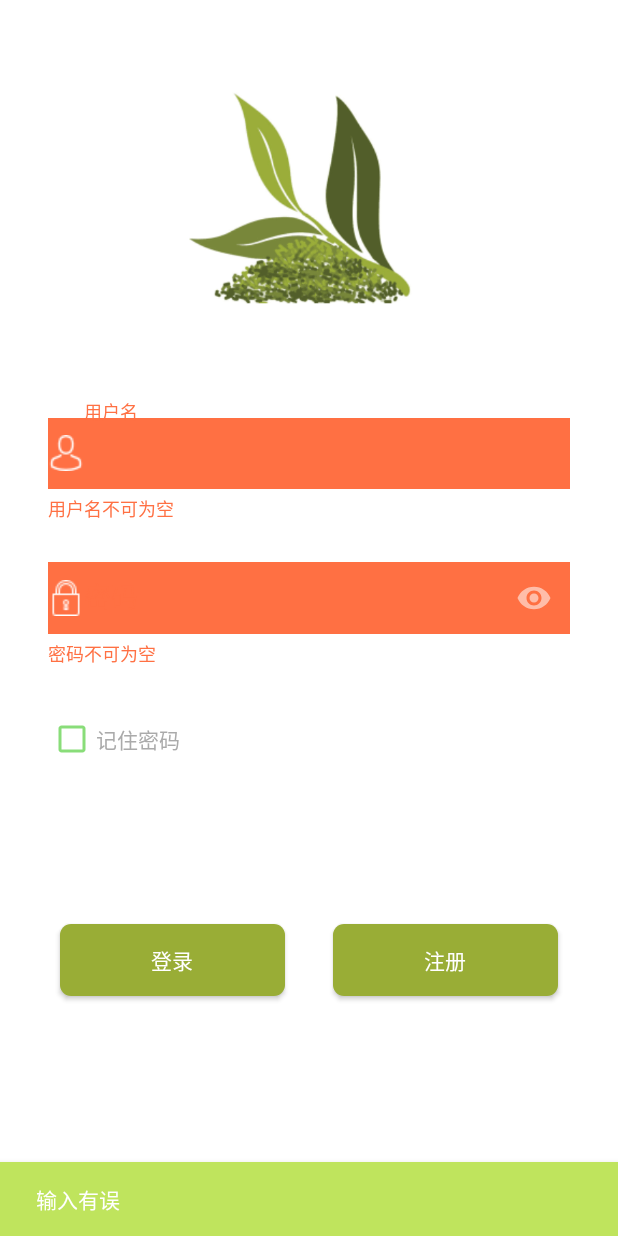
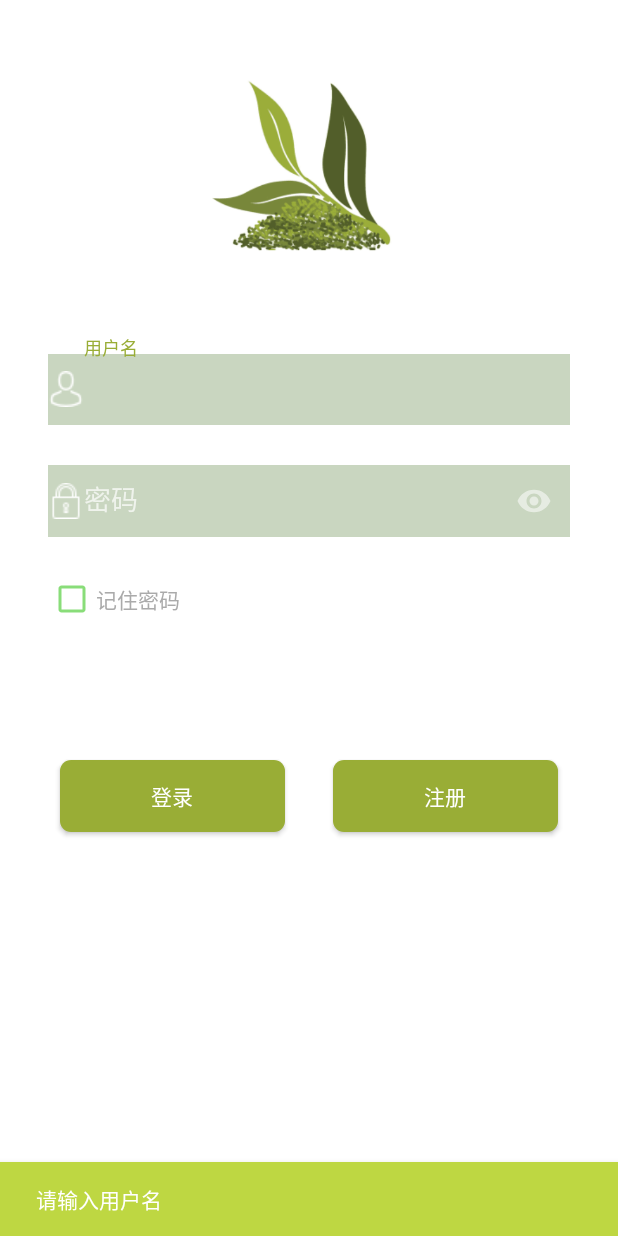
Before and after one commit to LostFrover/Food, an Android app: the screen it shows after launch (MainActivity), after a tap on "登录", on a phone screen of 412 x 824 dp. Run offline under Robolectric (Android 15) with nearby library versions, the phone set to English and light mode, and no system bars.

Commit message:
界面小改动

```diff
--- a/LoginAndSignup/app/src/main/java/ir/mhkz/loginandsignup/MainActivity.java
+++ b/LoginAndSignup/app/src/main/java/ir/mhkz/loginandsignup/MainActivity.java
@@ -37,6 +37,9 @@ public class MainActivity extends AppCompatActivity {
     private SharedPreferences sharedPreferences;
     private SharedPreferences.Editor editor;
     //用于记住密码
+
+    private boolean uflag = true;
+    private boolean pflag = true;
 
     @Override
     protected void onCreate(Bundle savedInstanceState) {
@@ -85,24 +88,13 @@ public class MainActivity extends AppCompatActivity {
                 String remname="",rempassword="";//记录用户名密码
 
                 if (username.getText().toString().trim().isEmpty()) {
-
-                    Snackbar snackbar = Snackbar.make(view, "输入有误",
-                            Snackbar.LENGTH_LONG);
-                    View snackbarView = snackbar.getView();
-                    snackbarView.setBackgroundColor(getResources().getColor(R.color.wrong));
-                    snackbar.show();
-                    txtInLayoutUsername.setError("用户名不可为空");
+                    uflag = false;
                 } else {
                     //记住用户名
                     remname=username.getText().toString();
                 }
                 if (password.getText().toString().trim().isEmpty()) {
-                    Snackbar snackbar = Snackbar.make(view, "输入有误",
-                            Snackbar.LENGTH_LONG);
-                    View snackbarView = snackbar.getView();
-                    snackbarView.setBackgroundColor(getResources().getColor(R.color.wrong));
-                    snackbar.show();
-                    txtInLayoutPassword.setError("密码不可为空");
+                    pflag = false;
                 } else {
                     //记住密码
                     rempassword=password.getText().toString();
@@ -117,6 +109,25 @@ public class MainActivity extends AppCompatActivity {
                     editor.clear();
                 }
                 editor.apply();
+
+                //用户名或密码为空的时候的提示
+                if(uflag == false ){
+                    Snackbar snackbar = Snackbar.make(view, "请输入用户名",
+                            Snackbar.LENGTH_LONG);
+                    View snackbarView = snackbar.getView();
+                    snackbarView.setBackgroundColor(getResources().getColor(R.color.wrong));
+                    snackbar.show();
+                    uflag = true;
+                }
+                else if(uflag != false&&pflag == false){
+                    Snackbar snackbar = Snackbar.make(view, "请输入密码",
+                            Snackbar.LENGTH_LONG);
+                    View snackbarView = snackbar.getView();
+                    snackbarView.setBackgroundColor(getResources().getColor(R.color.wrong));
+                    snackbar.show();
+                    pflag = true;
+                }
+
                 //之后post用户名与密码，比对数据库后返回结果
                 //服务器访问接口  ip:端口(3389)?内容
 
@@ -136,7 +147,6 @@ public class MainActivity extends AppCompatActivity {
                     e.printStackTrace();
                 }
 
-
                 if(username.getText().toString().equals("aaa")&&
                     password.getText().toString().equals("aaa"))
                 {
@@ -144,15 +154,11 @@ public class MainActivity extends AppCompatActivity {
                     Intent intent = new Intent(MainActivity.this, HomePage.class);
                     startActivity(intent);
                     MainActivity.this.finish();
-
-
                 }
             }
 
         });
     }
-
-
 
     //注册监听器
     private void ClickSignUp() {
@@ -229,8 +235,6 @@ public class MainActivity extends AppCompatActivity {
             }
         });
 
-
-
     }
 
 
--- a/LoginAndSignup/app/src/main/res/layout/activity_main.xml
+++ b/LoginAndSignup/app/src/main/res/layout/activity_main.xml
@@ -23,8 +23,8 @@
 
         <ImageView
             android:id="@+id/logo"
-            android:layout_width="160dp"
-            android:layout_height="160dp"
+            android:layout_width="157dp"
+            android:layout_height="117dp"
             android:layout_marginStart="8.0dip"
             android:layout_marginTop="50dp"
             android:layout_marginEnd="8.0dip"
@@ -154,7 +154,7 @@
         app:layout_constraintHorizontal_bias="0.0"
         app:layout_constraintStart_toStartOf="parent"
         app:layout_constraintTop_toBottomOf="@id/Constraint2"
-        app:layout_constraintVertical_bias="0.506">
+        app:layout_constraintVertical_bias="0.337">
 
         <Button
             android:id="@+id/login"
--- a/LoginAndSignup/app/src/main/res/layout/register.xml
+++ b/LoginAndSignup/app/src/main/res/layout/register.xml
@@ -8,7 +8,7 @@
         android:id="@+id/LinearRP"
         android:layout_width="match_parent"
         android:layout_height="wrap_content"
-        android:background="@color/colorPrimaryDark"
+        android:background="@color/colorAccent"
         android:gravity="center_vertical"
         android:orientation="vertical"
         app:layout_constraintBottom_toTopOf="@+id/LinearInfo"
--- a/LoginAndSignup/app/src/main/res/layout/sidemenuhead.xml
+++ b/LoginAndSignup/app/src/main/res/layout/sidemenuhead.xml
@@ -3,7 +3,7 @@
     xmlns:app="http://schemas.android.com/apk/res-auto"
     android:layout_width="match_parent"
     android:layout_height="160dp"
-    android:background="@color/colorPrimaryDark"
+    android:background="@color/sidemenuhead"
     android:gravity="bottom"
     android:orientation="vertical"
     android:paddingLeft="0dp"
--- a/LoginAndSignup/app/src/main/res/values/colors.xml
+++ b/LoginAndSignup/app/src/main/res/values/colors.xml
@@ -7,5 +7,6 @@
     <color name="gray">#C9D6C0</color>
     <color name="black">#000000</color>
     <color name="yellow">#FBE544</color>
-    <color name="wrong">#BFE45D</color>
+    <color name="wrong">#bed742</color>
+    <color name="sidemenuhead">#C9DCC3</color>
 </resources>
```
